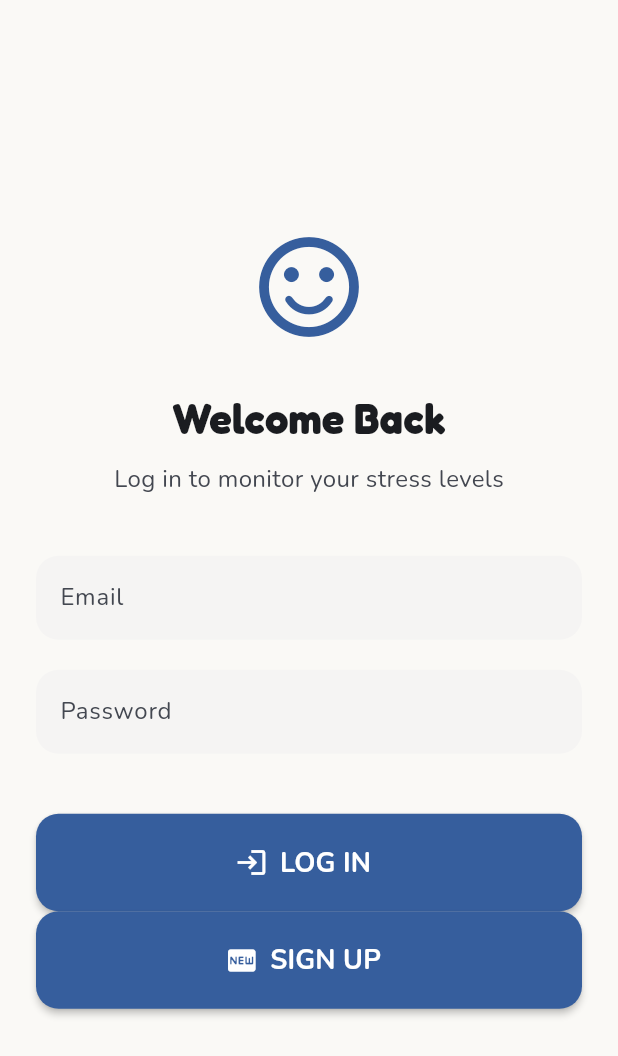
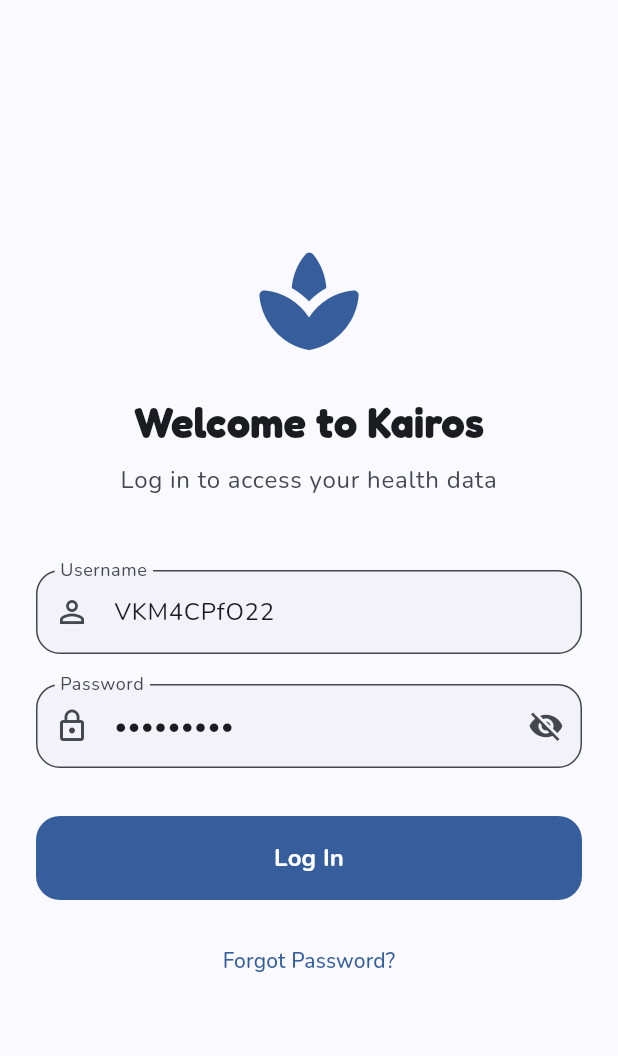
Before and after one commit to WPozz/Biomedical_Wearable_Equilibria, a Flutter app: the screen it shows after launch, on a phone screen of 412 x 824 dp. Shown: the top 1056 px of the screen. Run offline on Flutter 3.47's test engine with Material 3 defaults, Android fonts, the phone set to English and light mode, and no system bars; our stand-ins replace fl_chart, google_fonts, shared_preferences, youtube_player_flutter, youtube_player_iframe; statements that could not run were skipped.

Commit message:
Refactor LoginPage: update UI components, improve login handling, and enhance error messaging

```diff
--- a/lib/screens/loginpage.dart
+++ b/lib/screens/loginpage.dart
@@ -1,10 +1,6 @@
 import 'package:flutter/material.dart';
-import 'package:flutter_application_1/main_wrapper.dart';
 import 'package:provider/provider.dart';
-import '../providers/auth_provider.dart'; // Assicurati che il percorso sia corretto rispetto a dove hai creato la cartella providers
-
-// Delegated Authorization: Google, Facebook, ... how? (OAuth, go to the Google server and register the app, Google will give us an API Key to authenticate our app to their servers (we'll pay for the tokens)).
-
+import '../providers/auth_provider.dart';
 
 class LoginPage extends StatefulWidget {
   const LoginPage({super.key});
@@ -14,134 +10,216 @@ class LoginPage extends StatefulWidget {
 }
 
 class _LoginPageState extends State<LoginPage> {
-  final _emailController = TextEditingController();
-  final _passwordController = TextEditingController();
+  final _formKey = GlobalKey<FormState>();
+
+  // Pre-compiliamo i campi per comodità durante la demo
+  final TextEditingController _usernameController = TextEditingController(text: 'VKM4CPfO22');
+  final TextEditingController _passwordController = TextEditingController(text: '12345678!');
+
+  bool _isLoading = false;
+  bool _obscurePassword = true;
 
   @override
   void dispose() {
-    _emailController.dispose();
+    _usernameController.dispose();
     _passwordController.dispose();
     super.dispose();
   }
 
+  Future<void> _handleLogin() async {
+    if (!_formKey.currentState!.validate()) return;
 
-  InputDecoration _buildInputDecoration(String label) {
-    return InputDecoration(
-      labelText: label,
-      filled: true,
-      fillColor: Theme.of(context).colorScheme.surfaceContainerHighest.withValues(alpha: 0.2),
-      border: OutlineInputBorder(
-        borderRadius: BorderRadius.circular(15),
-        borderSide: BorderSide.none,
+    setState(() {
+      _isLoading = true;
+    });
+
+    final authProvider = Provider.of<AuthProvider>(context, listen: false);
+
+    // Tentativo di login verso il server IMPACT
+    final success = await authProvider.login(
+      _usernameController.text.trim(),
+      _passwordController.text,
+    );
+
+    if (mounted) {
+      setState(() {
+        _isLoading = false;
+      });
+
+      if (success) {
+        // Se il login ha successo, il Consumer in main.dart ci porterà
+        // automaticamente alla MainWrapper. Non serve fare Navigator.push!
+        print("Login riuscito!");
+      } else {
+        // Mostriamo l'errore in modo elegante
+        ScaffoldMessenger.of(context).showSnackBar(
+          SnackBar(
+            content: Row(
+              children: [
+                Icon(Icons.error_outline, color: Theme.of(context).colorScheme.onError),
+                const SizedBox(width: 12),
+                Expanded(
+                  child: Text(
+                    'Login failed. Please check your credentials.',
+                    style: TextStyle(color: Theme.of(context).colorScheme.onError),
                   ),
-      focusedBorder: OutlineInputBorder(
-        borderRadius: BorderRadius.circular(15),
-        borderSide: BorderSide(color: Theme.of(context).colorScheme.primary, width: 2),
+                ),
+              ],
+            ),
+            backgroundColor: Theme.of(context).colorScheme.error,
+            behavior: SnackBarBehavior.floating,
+            shape: RoundedRectangleBorder(borderRadius: BorderRadius.circular(12)),
+            margin: const EdgeInsets.only(bottom: 20, left: 16, right: 16),
+            duration: const Duration(seconds: 4),
           ),
         );
+      }
+    }
   }
 
   @override
   Widget build(BuildContext context) {
-    final colorScheme = Theme.of(context).colorScheme;
+    final scheme = Theme.of(context).colorScheme;
+    final textTheme = Theme.of(context).textTheme;
 
     return Scaffold(
+      backgroundColor: scheme.surface,
       body: SafeArea(
-        child: Center(
+        child: Center( // Centriamo il form nello schermo
           child: SingleChildScrollView(
-            padding: const EdgeInsets.symmetric(horizontal: 24.0),
+            padding: const EdgeInsets.all(24.0),
+            child: Form(
+              key: _formKey,
               child: Column(
                 mainAxisAlignment: MainAxisAlignment.center,
+                crossAxisAlignment: CrossAxisAlignment.stretch,
                 children: [
-                // Logo o Icona
-                Icon(Icons.sentiment_satisfied_alt_rounded, size: 80, color: colorScheme.primary),
-                const SizedBox(height: 30),
+                  // Logo o Titolo
+                  Icon(
+                    Icons.spa_rounded, // Sostituisci con il tuo Image.asset se hai un logo
+                    size: 80,
+                    color: scheme.primary,
+                  ),
+                  const SizedBox(height: 24),
+                  Text(
+                    'Welcome to Kairos',
+                    textAlign: TextAlign.center,
+                    style: textTheme.headlineMedium?.copyWith(
+                      fontWeight: FontWeight.bold,
+                      color: scheme.onSurface,
+                    ),
+                  ),
+                  const SizedBox(height: 8),
+                  Text(
+                    'Log in to access your health data',
+                    textAlign: TextAlign.center,
+                    style: textTheme.bodyLarge?.copyWith(
+                      color: scheme.onSurfaceVariant,
+                    ),
+                  ),
+                  const SizedBox(height: 48),
 
-                // Testo di benvenuto
-                Text(
-                  "Welcome Back",
-                  style: Theme.of(context).textTheme.headlineMedium?.copyWith(fontWeight: FontWeight.bold),
+                  // Campo Username
+                  TextFormField(
+                    controller: _usernameController,
+                    decoration: InputDecoration(
+                      labelText: 'Username',
+                      prefixIcon: const Icon(Icons.person_outline),
+                      border: OutlineInputBorder(
+                        borderRadius: BorderRadius.circular(16),
                       ),
-                const SizedBox(height: 10),
-                Text(
-                  "Log in to monitor your stress levels",
-                  style: TextStyle(color: colorScheme.onSurfaceVariant, fontSize: 16),
+                      filled: true,
+                      fillColor: scheme.surfaceContainerHighest.withValues(alpha: 0.3),
                     ),
-                const SizedBox(height: 40),
-
-                // Campo Email
-                TextFormField(
-                  controller: _emailController,
-                  keyboardType: TextInputType.emailAddress,
-                  decoration: _buildInputDecoration('Email'),
+                    validator: (value) {
+                      if (value == null || value.isEmpty) {
+                        return 'Please enter your username';
+                      }
+                      return null;
+                    },
                   ),
                   const SizedBox(height: 20),
 
                   // Campo Password
                   TextFormField(
                     controller: _passwordController,
-                  obscureText: true,
-                  decoration: _buildInputDecoration('Password'),
+                    obscureText: _obscurePassword,
+                    decoration: InputDecoration(
+                      labelText: 'Password',
+                      prefixIcon: const Icon(Icons.lock_outline),
+                      suffixIcon: IconButton(
+                        icon: Icon(
+                          _obscurePassword ? Icons.visibility_off : Icons.visibility,
                         ),
-                const SizedBox(height: 40),
+                        onPressed: () {
+                          setState(() {
+                            _obscurePassword = !_obscurePassword;
+                          });
+                        },
+                      ),
+                      border: OutlineInputBorder(
+                        borderRadius: BorderRadius.circular(16),
+                      ),
+                      filled: true,
+                      fillColor: scheme.surfaceContainerHighest.withValues(alpha: 0.3),
+                    ),
+                    validator: (value) {
+                      if (value == null || value.isEmpty) {
+                        return 'Please enter your password';
+                      }
+                      return null;
+                    },
+                  ),
+                  const SizedBox(height: 32),
 
                   // Bottone Log In
-                ElevatedButton.icon(
+                  SizedBox(
+                    height: 56,
+                    child: ElevatedButton(
+                      onPressed: _isLoading ? null : _handleLogin,
+                      style: ElevatedButton.styleFrom(
+                        backgroundColor: scheme.primary,
+                        foregroundColor: scheme.onPrimary,
+                        shape: RoundedRectangleBorder(
+                          borderRadius: BorderRadius.circular(16),
+                        ),
+                        elevation: 0,
+                      ),
+                      child: _isLoading
+                          ? SizedBox(
+                              height: 24,
+                              width: 24,
+                              child: CircularProgressIndicator(
+                                color: scheme.onPrimary,
+                                strokeWidth: 2,
+                              ),
+                            )
+                          : const Text(
+                              'Log In',
+                              style: TextStyle(
+                                fontSize: 16,
+                                fontWeight: FontWeight.bold,
+                              ),
+                            ),
+                    ),
+                  ),
+
+                  // Link "Forgot Password" (Opzionale)
+                  const SizedBox(height: 16),
+                  TextButton(
                     onPressed: () {
-    Navigator.pushReplacement(
-      context,
-      MaterialPageRoute(builder: (context) => const MainWrapper()),
+                      // Implementare logica di recupero password in futuro
+                      ScaffoldMessenger.of(context).showSnackBar(
+                        const SnackBar(content: Text('Please contact your administrator to reset your password.')),
                       );
                     },
-  style: ElevatedButton.styleFrom(
-    backgroundColor: colorScheme.primary,
-    foregroundColor: colorScheme.onPrimary,
-    minimumSize: const Size(double.infinity, 65),
-    shape: RoundedRectangleBorder(borderRadius: BorderRadius.circular(15)),
-    elevation: 2,
+                    child: Text(
+                      'Forgot Password?',
+                      style: TextStyle(color: scheme.primary),
                     ),
-  icon: const Icon(Icons.login, size: 22),
-  label: const Text('LOG IN', style: TextStyle(fontSize: 18, fontWeight: FontWeight.bold)),
-),
-
-ElevatedButton.icon(
-  onPressed: () async {
-    // Leggiamo il provider senza metterci in ascolto
-    final authProvider = context.read<AuthProvider>();
-
-    // Usiamo il controller per le credenziali (nel documento del prof era Jpefaq6m58 come username)
-    bool success = await authProvider.login(
-      _emailController.text, // Modifica l'etichetta dell'input in "Username" se preferisci
-      _passwordController.text
-    );
-
-    if (success) {
-      if (context.mounted) {
-        Navigator.pushReplacement(
-          context,
-          MaterialPageRoute(builder: (context) => const MainWrapper()),
-        );
-      }
-    } else {
-      if (context.mounted) {
-        ScaffoldMessenger.of(context).showSnackBar(
-          const SnackBar(content: Text('Login fallito! Controlla le credenziali.')),
-        );
-      }
-    }
-  },
-  // ... resto dello stile del bottone ...
-style: ElevatedButton.styleFrom(
-  backgroundColor: colorScheme.primary,
-  foregroundColor: colorScheme.onPrimary,
-  minimumSize: const Size(double.infinity, 65),
-  shape: RoundedRectangleBorder(borderRadius: BorderRadius.circular(15)),
-  elevation: 2,
-),
-icon: const Icon(Icons.fiber_new_rounded, size: 22),
-label: const Text('SIGN UP', style: TextStyle(fontSize: 18, fontWeight: FontWeight.bold)),
                   ),
                 ],
+              ),
             ),
           ),
         ),
```
Lines whose indentation alone changed are shown as unchanged.
